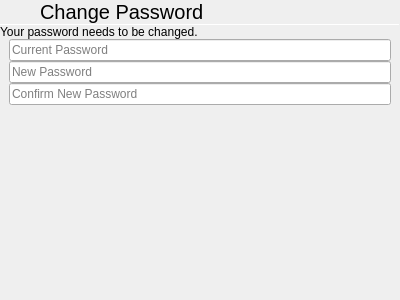
Qt form thedm-greeter/pamchauthtok.ui (vicr123/thedm) before a commit.
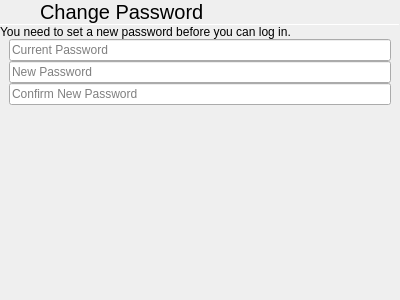
The same form after that commit. Icons and pictures are not drawn.

Commit message: Ignore suprious PAM prompt when changing password

Patch:
```diff
--- a/thedm-greeter/pamchauthtok.ui
+++ b/thedm-greeter/pamchauthtok.ui
@@ -119,7 +119,7 @@
    <item>
     <widget class="QLabel" name="pamMessage">
      <property name="text">
-      <string notr="true">Your password needs to be changed.</string>
+      <string notr="true">You need to set a new password before you can log in.</string>
      </property>
      <property name="wordWrap">
       <bool>true</bool>
```
The commit also changes 171 other files.
